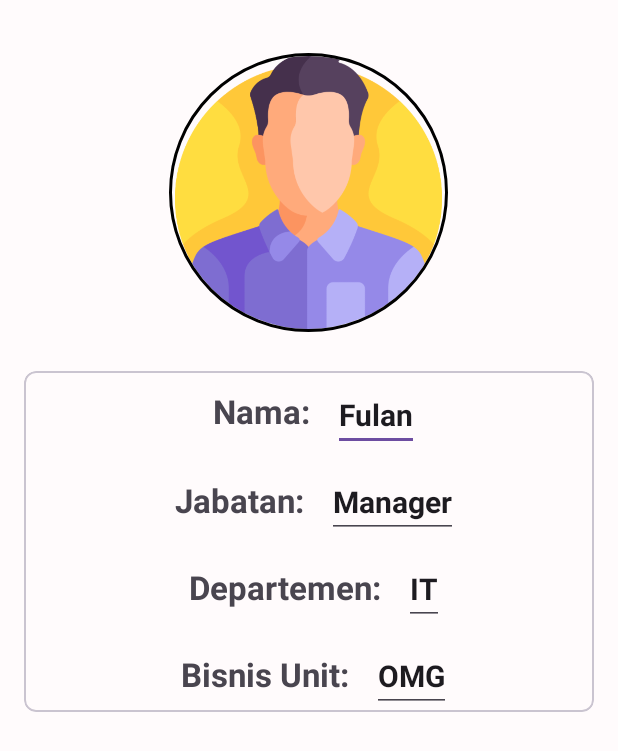
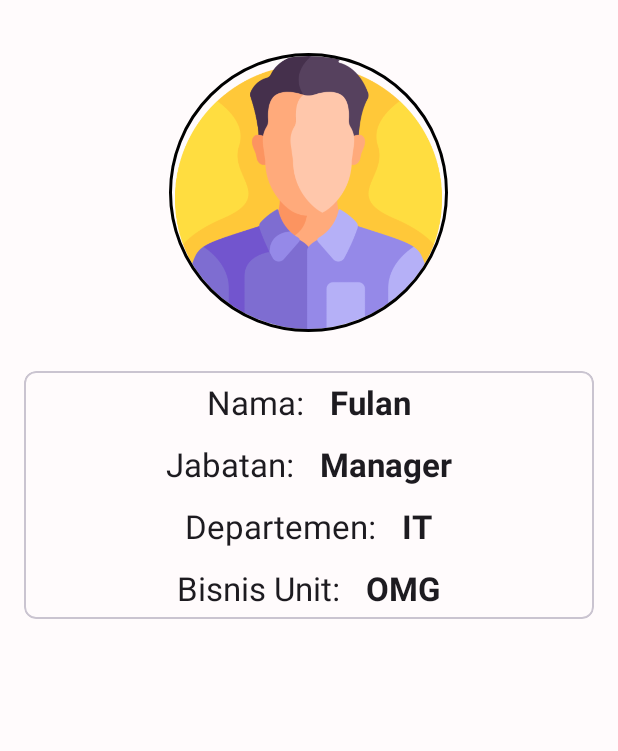
Before and after one commit to rmaprojects/Absen-Online-native, an Android app: the layout fragment_profile.xml on its own in the app's theme, with its tools: preview values and no code run, on a phone screen of 412 x 824 dp. Shown: the top 751 px of the screen. Run offline under Robolectric (Android 15) with nearby library versions, the phone set to English and light mode, and no system bars.

Commit message:
profile update

```diff
--- a/app/src/main/res/layout/fragment_profile.xml
+++ b/app/src/main/res/layout/fragment_profile.xml
@@ -42,22 +42,21 @@
                     <LinearLayout
                         android:layout_width="wrap_content"
                         android:layout_height="wrap_content">
-                        <TextView
+                        <com.google.android.material.textview.MaterialTextView
                             android:layout_width="wrap_content"
                             android:layout_height="wrap_content"
                             android:layout_gravity="center_vertical"
-                            android:layout_marginStart="10dp"
+                            android:layout_margin="6dp"
                             android:text="Nama: "
-                            android:textSize="22sp"
-                            android:textStyle="bold" />
+                            android:textAppearance="@style/TextAppearance.Material3.TitleLarge"
+                            />
 
-                        <EditText
+                        <com.google.android.material.textview.MaterialTextView
                             android:layout_width="wrap_content"
                             android:layout_height="wrap_content"
-                            android:layout_marginStart="10dp"
-                            android:layout_marginTop="5dp"
+                            android:layout_margin="6dp"
                             android:text="Fulan"
-                            android:textSize="20sp"
+                            android:textAppearance="@style/TextAppearance.Material3.TitleLarge"
                             android:textStyle="bold" />
                     </LinearLayout>
 
@@ -68,19 +67,17 @@
                         <TextView
                             android:layout_width="wrap_content"
                             android:layout_height="wrap_content"
-                            android:layout_marginStart="10dp"
-                            android:layout_marginTop="10dp"
+                            android:layout_margin="6dp"
+                            android:textAppearance="@style/TextAppearance.Material3.TitleLarge"
                             android:text="Jabatan: "
-                            android:textSize="22sp"
-                            android:textStyle="bold" />
+                            />
 
-                        <EditText
+                        <com.google.android.material.textview.MaterialTextView
                             android:layout_width="wrap_content"
                             android:layout_height="wrap_content"
-                            android:layout_marginStart="10dp"
-                            android:layout_marginTop="10dp"
+                            android:layout_margin="6dp"
                             android:text="Manager"
-                            android:textSize="20sp"
+                            android:textAppearance="@style/TextAppearance.Material3.TitleLarge"
                             android:textStyle="bold"/>
                     </LinearLayout>
 
@@ -88,22 +85,20 @@
                         android:layout_width="wrap_content"
                         android:layout_height="wrap_content">
 
-                        <TextView
+                        <com.google.android.material.textview.MaterialTextView
                             android:layout_width="wrap_content"
                             android:layout_height="wrap_content"
-                            android:layout_marginStart="10dp"
-                            android:layout_marginTop="10dp"
+                            android:layout_margin="6dp"
+                            android:textAppearance="@style/TextAppearance.Material3.TitleLarge"
                             android:text="Departemen: "
-                            android:textSize="22sp"
-                            android:textStyle="bold" />
+                            />
 
-                        <EditText
+                        <com.google.android.material.textview.MaterialTextView
                             android:layout_width="wrap_content"
                             android:layout_height="wrap_content"
-                            android:layout_marginStart="10dp"
-                            android:layout_marginTop="10dp"
                             android:text="IT"
-                            android:textSize="20sp"
+                            android:textAppearance="@style/TextAppearance.Material3.TitleLarge"
+                            android:layout_margin="6dp"
                             android:textStyle="bold"/>
                     </LinearLayout>
 
@@ -111,22 +106,20 @@
                         android:layout_width="wrap_content"
                         android:layout_height="wrap_content">
 
-                        <TextView
+                        <com.google.android.material.textview.MaterialTextView
+                            android:layout_margin="6dp"
                             android:layout_width="wrap_content"
                             android:layout_height="wrap_content"
-                            android:layout_marginStart="10dp"
-                            android:layout_marginTop="10dp"
+                            android:textAppearance="@style/TextAppearance.Material3.TitleLarge"
                             android:text="Bisnis Unit: "
-                            android:textSize="22sp"
-                            android:textStyle="bold" />
+                            />
 
-                        <EditText
+                        <com.google.android.material.textview.MaterialTextView
                             android:layout_width="wrap_content"
                             android:layout_height="wrap_content"
-                            android:layout_marginStart="10dp"
-                            android:layout_marginTop="10dp"
+                            android:layout_margin="6dp"
+                            android:textAppearance="@style/TextAppearance.Material3.TitleLarge"
                             android:text="OMG"
-                            android:textSize="20sp"
                             android:textStyle="bold"/>
                     </LinearLayout>
 
```
